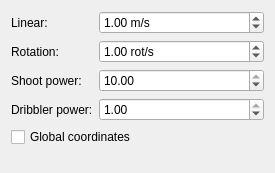
robotics-erlangen/framework, file src/ra/inputwidget.ui: the form before one commit.
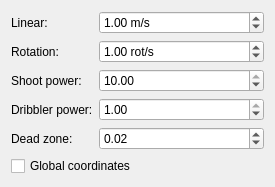
The form after the commit.

Commit message: Ra: make dead zone for joysticks changeable

Patch:
```diff
--- a/src/ra/inputwidget.ui
+++ b/src/ra/inputwidget.ui
@@ -47,7 +47,7 @@
      </property>
     </widget>
    </item>
-   <item row="4" column="0" colspan="2">
+   <item row="5" column="0" colspan="2">
     <widget class="QCheckBox" name="checkGlobal">
      <property name="text">
       <string>Global coordinates</string>
@@ -119,6 +119,26 @@
      </property>
     </widget>
    </item>
+   <item row="4" column="0">
+    <widget class="QLabel" name="label_5">
+     <property name="text">
+      <string>Dead zone:</string>
+     </property>
+    </widget>
+   </item>
+   <item row="4" column="1">
+    <widget class="QDoubleSpinBox" name="gamepadDeadzone">
+     <property name="maximum">
+      <double>1.000000000000000</double>
+     </property>
+     <property name="singleStep">
+      <double>0.010000000000000</double>
+     </property>
+     <property name="value">
+      <double>0.020000000000000</double>
+     </property>
+    </widget>
+   </item>
   </layout>
  </widget>
  <resources/>
```
The commit also changes 5 other files.
